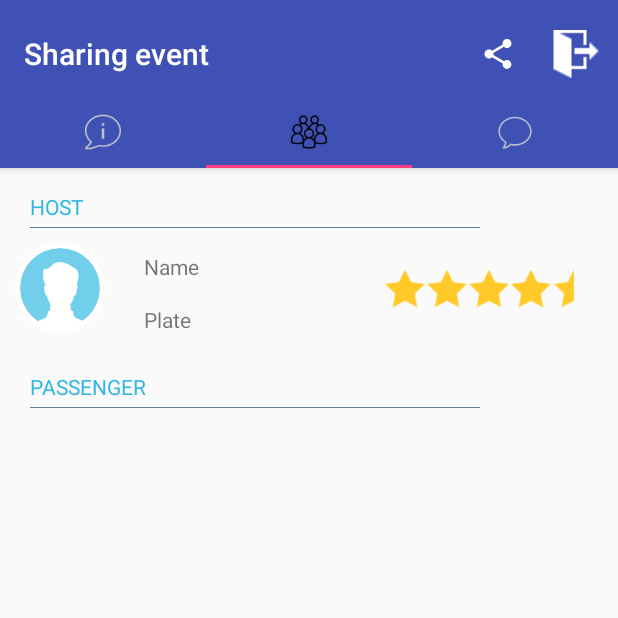
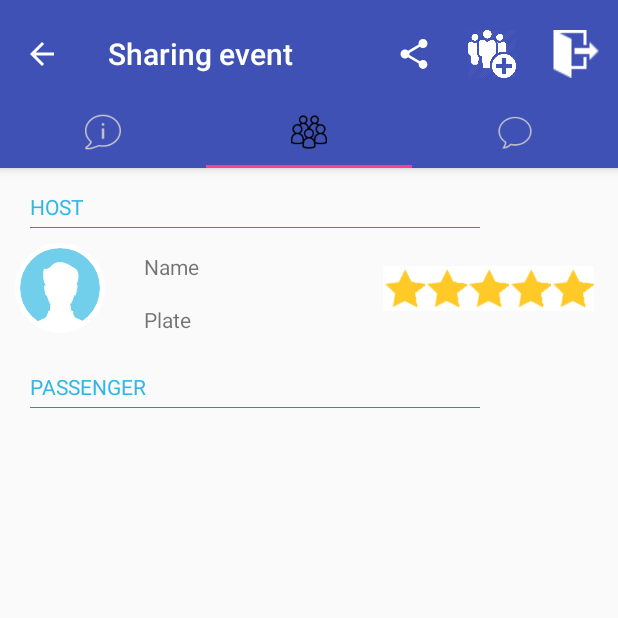
Before and after one commit to billy0222/UShare, an Android app: the EventActivity screen opened directly, with no data from a screen before it, tab 2 chosen, on a phone screen of 412 x 824 dp, the top half of it. Run offline under Robolectric (Android 15) with nearby library versions, the phone set to English and light mode, and no system bars; our stand-ins replace CircleImageView, Firebase (no records; nobody signed in at launch, a user with empty details on screens opened directly), Picasso; pictures from the network do not load; 5 statements that could not run were skipped.

Commit message:
Implement event activity [join event/ quit event]

```diff
--- a/app/src/main/java/lix5/ushare/CreateActivity.java
+++ b/app/src/main/java/lix5/ushare/CreateActivity.java
@@ -105,7 +105,7 @@ public class CreateActivity extends AppCompatActivity {
                 mDatabase.child("users/").child(mAuth.getUid()).addListenerForSingleValueEvent(new ValueEventListener() {
                     @Override
                     public void onDataChange(DataSnapshot dataSnapshot) {
-                        Event event = new Event(dataSnapshot.child("username").getValue().toString(), createPickup.getText().toString(), createDropoff.getText().toString(), createTime.getText().toString(),
+                        Event event = new Event(mAuth.getUid(), dataSnapshot.child("username").getValue().toString(), createPickup.getText().toString(), createDropoff.getText().toString(), createTime.getText().toString(),
                                 seats.getText().toString(), typeToString(typeIsTaxi, typeIsCar), boysOnly.toString(), girlsOnly.toString(),
                                 remarks_input.getText().toString(), eventIsRequest.toString());
                         mDatabase.child("events").push().setValue(event);
--- a/app/src/main/java/lix5/ushare/FragmentInfo.java
+++ b/app/src/main/java/lix5/ushare/FragmentInfo.java
@@ -1,12 +1,27 @@
 package lix5.ushare;
 
 import android.os.Bundle;
+import android.support.annotation.Nullable;
 import android.support.v4.app.Fragment;
 import android.view.LayoutInflater;
 import android.view.View;
 import android.view.ViewGroup;
+import android.widget.TextView;
+
+import com.google.firebase.auth.FirebaseAuth;
+import com.google.firebase.database.DatabaseReference;
+import com.google.firebase.database.FirebaseDatabase;
 
 public class FragmentInfo extends Fragment {
+    private FirebaseAuth mAuth; //instance of FirebaseAuth
+    private DatabaseReference mDatabase; //instance of Database
+
+    private TextView pickUp;
+    private TextView dropOff;
+    private TextView dateTime;
+    private TextView remark;
+
+
 
     public FragmentInfo() {
         // Required empty public constructor
@@ -16,6 +31,22 @@ public class FragmentInfo extends Fragment {
     public View onCreateView(LayoutInflater inflater, ViewGroup container,
                              Bundle savedInstanceState) {
         View view = inflater.inflate(R.layout.fragment_event_info, container, false);
+        mAuth = FirebaseAuth.getInstance();
+        mDatabase = FirebaseDatabase.getInstance().getReference();
+        pickUp = view.findViewById(R.id.info_pick_up);
+        dropOff = view.findViewById(R.id.info_drop_off);
+        dateTime = view.findViewById(R.id.info_time);
+        remark = view.findViewById(R.id.remarks_input);
         return view;
     }
+
+    @Override
+    public void onActivityCreated(@Nullable Bundle savedInstanceState) {
+        super.onActivityCreated(savedInstanceState);
+        Event event = (Event)getActivity().getIntent().getSerializableExtra("event");
+        pickUp.setText(event.getPickUp());
+        dropOff.setText(event.getDropOff());
+        dateTime.setText(event.getDateTime());
+        remark.setText(event.getMessage());
+    }
 }
--- a/app/src/main/java/lix5/ushare/FragmentTaxi.java
+++ b/app/src/main/java/lix5/ushare/FragmentTaxi.java
@@ -139,7 +139,7 @@ public class FragmentTaxi extends Fragment {
 
         @Override
         public void onBindViewHolder(ViewHolder holder, int position) {
-            holder.hostText.setText(mData.get(position).getHostID());
+            holder.hostText.setText(mData.get(position).getHostName());
             holder.vacancyText.setText(mData.get(position).getNumOfSeat());
             if(mData.get(position).getBoyOnly().equals("true") && mData.get(position).getGirlOnly().equals("false")){
                 holder.gender.setImageResource(R.drawable.man);
--- a/app/src/main/java/lix5/ushare/MainActivity.java
+++ b/app/src/main/java/lix5/ushare/MainActivity.java
@@ -70,7 +70,6 @@ public class MainActivity extends AppCompatActivity
     int mYear, mMonth, mDay, mHour, mMinute;
     private TextView uName;
     private TextView uEmail;
-    private ArrayList<String> carEventList;
 
     @Override
     protected void onCreate(Bundle savedInstanceState) {
--- a/app/src/main/res/layout/car_item.xml
+++ b/app/src/main/res/layout/car_item.xml
@@ -67,7 +67,7 @@
             android:id="@+id/vacancy_carItem"
             android:layout_width="wrap_content"
             android:layout_height="wrap_content"
-            android:layout_marginLeft="140dp"
+            android:layout_marginLeft="155dp"
             android:layout_below="@id/passenger"
             android:text="@string/vacancy"
             android:textStyle="bold" />
@@ -87,6 +87,7 @@
             android:layout_width="wrap_content"
             android:layout_height="wrap_content"
             android:layout_below="@+id/gender_carItem"
+            android:gravity="center"
             android:layout_marginLeft="290dp"
             android:text="@string/men_only"
             android:textStyle="bold" />
--- a/app/src/main/res/layout/fragment_event_info.xml
+++ b/app/src/main/res/layout/fragment_event_info.xml
@@ -28,7 +28,7 @@
             android:layout_marginTop="8dp"
             android:hint="Pick up info"
             android:lines="1"
-            android:textSize="20sp" />
+            android:textSize="20sp"/>
         <TextView
             android:id="@+id/info_drop_off"
             android:layout_width="match_parent"
@@ -51,7 +51,6 @@
             android:hint="Event time"
             android:lines="1"
             android:textSize="20sp" />
-
 
         <TextView
             android:id="@+id/remark"
--- a/app/src/main/res/layout/fragment_event_member.xml
+++ b/app/src/main/res/layout/fragment_event_member.xml
@@ -69,30 +69,35 @@
             android:orientation="horizontal">
 
             <ImageView
+                android:id="@+id/star1"
                 android:layout_width="wrap_content"
                 android:layout_height="wrap_content"
                 android:layout_marginRight="-20dp"
                 android:src="@drawable/star_filled" />
             <ImageView
+                android:id="@+id/star2"
                 android:layout_width="wrap_content"
                 android:layout_height="wrap_content"
                 android:layout_marginRight="-20dp"
                 android:src="@drawable/star_filled" />
             <ImageView
+                android:id="@+id/star3"
                 android:layout_width="wrap_content"
                 android:layout_height="wrap_content"
                 android:layout_marginRight="-20dp"
                 android:src="@drawable/star_filled" />
             <ImageView
+                android:id="@+id/star4"
                 android:layout_width="wrap_content"
                 android:layout_height="wrap_content"
                 android:layout_marginRight="-20dp"
                 android:src="@drawable/star_filled" />
             <ImageView
+                android:id="@+id/star5"
                 android:layout_width="wrap_content"
                 android:layout_height="wrap_content"
                 android:layout_marginRight="-10dp"
-                android:src="@drawable/star_half" />
+                android:src="@drawable/star_filled" />
         </LinearLayout>
 
 
@@ -117,8 +122,5 @@
             android:layout_marginTop="16dp"
             android:layout_marginEnd="16dp"
             android:scrollbars="vertical" />
-
-
-
     </RelativeLayout>
 </ScrollView>
--- a/app/src/main/res/layout/taxi_item.xml
+++ b/app/src/main/res/layout/taxi_item.xml
@@ -67,7 +67,7 @@
             android:id="@+id/vacancy_taxiItem"
             android:layout_width="wrap_content"
             android:layout_height="wrap_content"
-            android:layout_marginLeft="140dp"
+            android:layout_marginLeft="155dp"
             android:layout_below="@id/passenger_taxiItem"
             android:text="@string/vacancy"
             android:textStyle="bold" />
@@ -87,6 +87,7 @@
             android:layout_width="wrap_content"
             android:layout_height="wrap_content"
             android:layout_below="@+id/gender_taxiItem"
+            android:gravity="center"
             android:layout_marginLeft="290dp"
             android:text="@string/men_only"
             android:textStyle="bold" />
--- a/app/src/main/res/menu/menu_event.xml
+++ b/app/src/main/res/menu/menu_event.xml
@@ -3,15 +3,21 @@
     xmlns:tools="http://schemas.android.com/tools"
     tools:context="lix5.ushare.EventActivity">
     <item
+        android:id="@+id/share"
+        android:icon="@drawable/ic_menu_share"
+        android:orderInCategory="1"
+        android:title="Share"
+        app:showAsAction="always" />
+    <item
+        android:id="@+id/join_event"
+        android:orderInCategory="2"
+        android:title="Join"
+        android:icon="@drawable/join_event"
+        app:showAsAction="always" />
+    <item
         android:id="@+id/exit_event"
-        android:orderInCategory="100"
+        android:orderInCategory="3"
         android:title="Exit"
         android:icon="@drawable/exit"
-        app:showAsAction="ifRoom" />
-    <item
-        android:id="@+id/share"
-        android:orderInCategory="0"
-        android:title="Share"
-        android:icon="@drawable/ic_menu_share"
-        app:showAsAction="ifRoom"/>
+        app:showAsAction="always" />
 </menu>
```
Also changed, not shown: app/src/main/java/lix5/ushare/ChatMessage.java (added, +35 -0 lines), app/src/main/java/lix5/ushare/Event.java (+38 -9 lines), app/src/main/java/lix5/ushare/EventActivity.java (+80 -12 lines), app/src/main/java/lix5/ushare/FragmentCar.java (+9 -1 lines), app/src/main/java/lix5/ushare/FragmentMember.java (+153 -0 lines), app/src/main/res/layout/member_card.xml (added, +10 -0 lines), app/src/main/res/drawable/join_event.png (added), app/src/main/res/drawable/star_filled.png, app/src/main/res/drawable/star_half.png, app/src/main/res/drawable/star_none.png (added).
